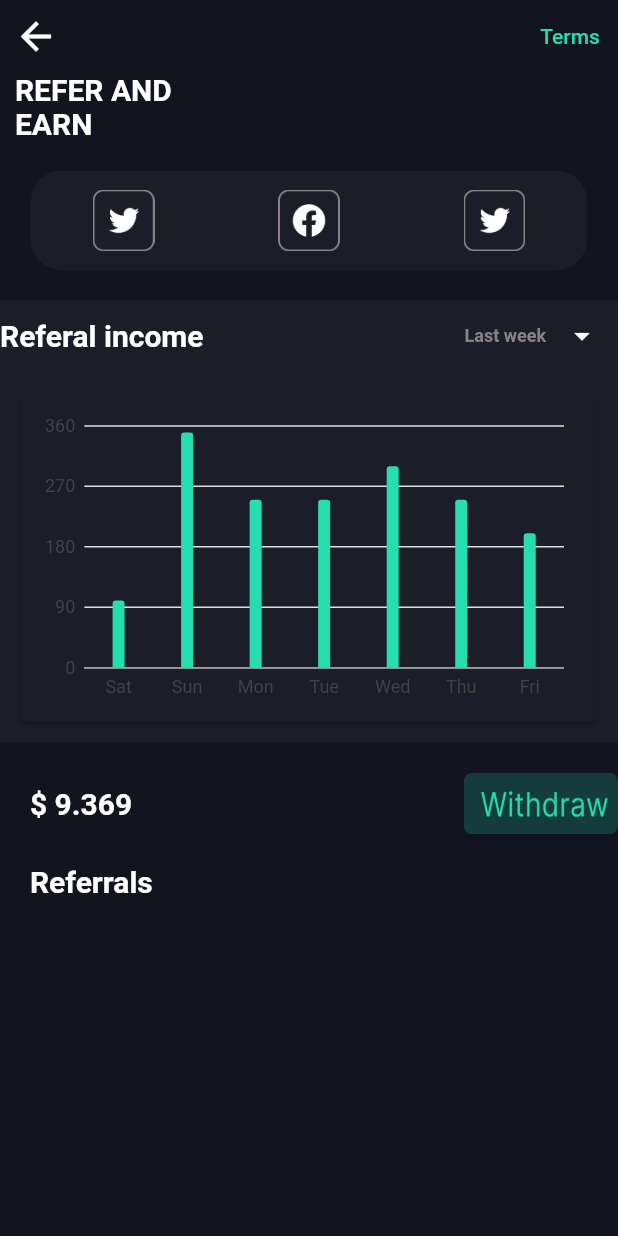
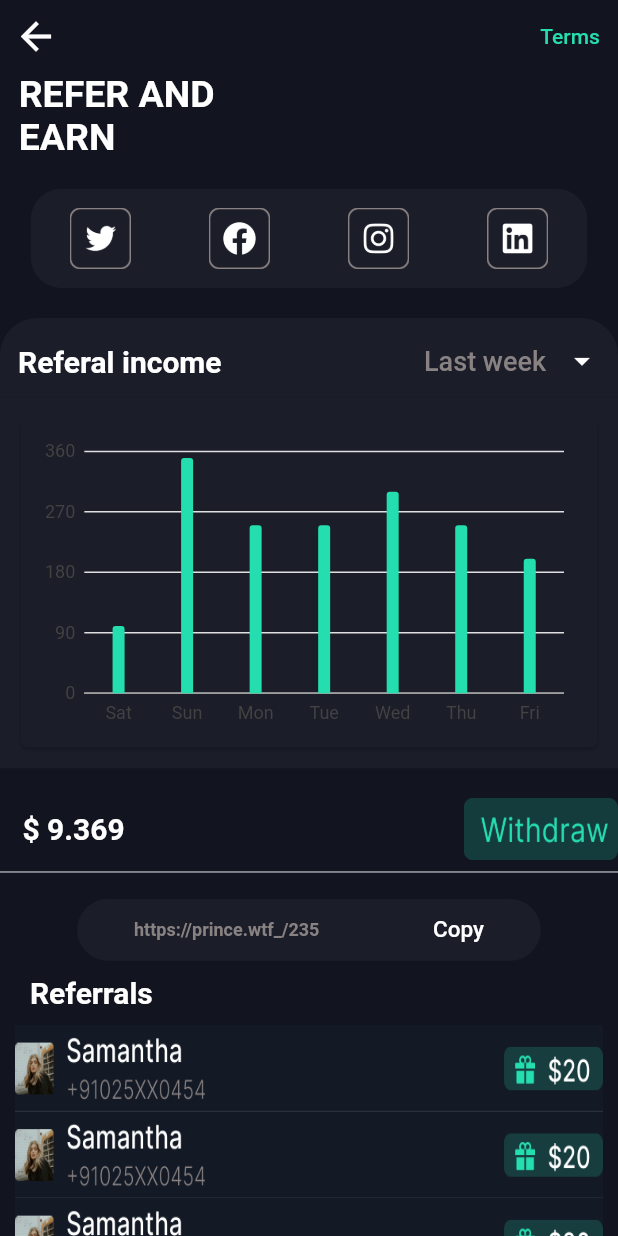
Before and after one commit to Deepakflyweis/crypto, a Flutter app: the ReferDetailsScreen screen opened directly, on a phone screen of 412 x 824 dp. Run offline on Flutter 3.47's test engine with Material 2 defaults, Android fonts, the phone set to English and light mode, and no system bars; drawn by our look-alikes of fl_chart; our stand-ins replace charts_flutter, get, sizer; missing offline and left inert: container_tab_indicator.

Commit message:
chaanges completed

```diff
--- a/lib/view/market/market_home.dart
+++ b/lib/view/market/market_home.dart
@@ -71,7 +71,6 @@ late TabController _marketController;
             ],
           ),
 
-          h1,
           tabMarket(),
           h1,
           tabViewMarket(),
@@ -108,7 +107,7 @@ late TabController _marketController;
   tabViewMarket() {
     return Container(
       height: 85.h,
-      width: 98.w,
+      width: 100.w,
         color: divclr,
                child: TabBarView(
                controller: _marketController,
--- a/lib/view/terms/refer_details.dart
+++ b/lib/view/terms/refer_details.dart
@@ -18,7 +18,6 @@ class ReferDetailsScreen extends StatefulWidget {
 }
 
 class _ReferDetailsScreenState extends State<ReferDetailsScreen> {
-
   final List<BarChartModel> data = [
     BarChartModel(
       day: 'Sat',
@@ -78,11 +77,17 @@ class _ReferDetailsScreenState extends State<ReferDetailsScreen> {
                     )),
               ],
             ),
-
-          Align(
+            const Align(
               alignment: Alignment.centerLeft,
-            child: Text('''  REFER AND
-  EARN''',style: txtStyleWB,),
+              child: Text(
+                '''  REFER AND
+  EARN''',
+                style: TextStyle(
+                  color: whiteclr,
+                  fontSize: 25,
+                  fontWeight: FontWeight.w700,
+                ),
+              ),
             ),
             h2,
             Container(
@@ -106,7 +111,12 @@ class _ReferDetailsScreenState extends State<ReferDetailsScreen> {
                     fit: BoxFit.fitHeight,
                   ),
                   Image.asset(
-                  "assets/images/tweet.png",
+                    "assets/images/insta.png",
+                    height: 5.h,
+                    fit: BoxFit.fitHeight,
+                  ),
+                  Image.asset(
+                    "assets/images/in.png",
                     height: 5.h,
                     fit: BoxFit.fitHeight,
                   ),
@@ -115,12 +125,19 @@ class _ReferDetailsScreenState extends State<ReferDetailsScreen> {
             ),
             h2,
             Container(
+              decoration: const BoxDecoration(
+                borderRadius: BorderRadius.only(
+                  topRight: Radius.circular(25),
+                  topLeft: Radius.circular(25),
+                ),
                 color: txtfieldclr,
+              ),
+              padding: EdgeInsets.fromLTRB(12, 5, 0, 0),
               child: Row(
                 children: [
                   Text("Referal income", style: txtStyleWB),
                   Spacer(),
-                Text("Last week", style: hintStyleS),
+                  Text("Last week", style: hintStyle),
                   IconButton(
                       onPressed: () {},
                       icon: Icon(
@@ -136,26 +153,69 @@ class _ReferDetailsScreenState extends State<ReferDetailsScreen> {
             h2,
             Row(
               children: [
-              Text("    \$ 9.369", style: txtStyleWB,),
+                Text(
+                  "   \$ 9.369",
+                  style: txtStyleWB,
+                ),
                 Spacer(),
-
                 Image.asset(
                   "assets/images/widraw.png",
                   height: 5.h,
                   width: 25.w,
                   fit: BoxFit.fill,
                 ),
-            Divider(color: Color(0xff898282),thickness: 1.5,),
-
               ],
             ),
-               h2,
+            const Divider(
+              color: whiteclr,
+              thickness: 0.6,
+            ),
+            h1,
+            Container(
+                width: 75.w,
+                height: 5.h,
+                decoration: BoxDecoration(
+                  borderRadius: BorderRadius.circular(32),
+                  color: txtfieldclr,
+                ),
+                child: Row(
+                  mainAxisAlignment: MainAxisAlignment.spaceAround,
+                  children: [
+                    Text(
+                      "https://prince.wtf_/235",
+                      style: hintStyleS,
+                    ),
+                    Text(
+                      "Copy",
+                      style: txtStyleN,
+                    )
+                  ],
+                )),
+            h1,
             Align(
               alignment: Alignment.centerLeft,
               child: Text("    Referrals", style: txtStyleWB),
             ),
-
+            h1,
+            SizedBox(
+              width: 95.w,
+              child: ListView.builder(
+                itemCount: 5,
+                shrinkWrap: true,
+                physics: NeverScrollableScrollPhysics(),
+                itemBuilder: (context, index) {
+                  return Image.asset(
+                    "assets/images/ref.png",
+                    height: 7.h,
+                    width: 95.w,
+                    fit: BoxFit.fill,
+                  );
+                },
+              ),
+            )
           ]),
-      )));
+        ),
+      ),
+    );
   }
 }
--- a/lib/view/traders/trader_index.dart
+++ b/lib/view/traders/trader_index.dart
@@ -53,7 +53,7 @@ late TabController _packController;
                 ],
               ),
               h2,
-              CircleAvatar(
+              const CircleAvatar(
               radius: 60,
               backgroundImage: AssetImage(
                 "assets/images/trimg.png",
```
Also changed, not shown: lib/view/feed/feed_screen.dart (+16 -12 lines), lib/view/home/home_screen.dart (+31 -21 lines), lib/view/market/market_detail.dart (+18 -8 lines), lib/view/market/market_fav.dart (+42 -30 lines), assets/images/copy.png (added), assets/images/in.png (added), assets/images/insta.png (added), assets/images/name.png (added), assets/images/ref.png (added), assets/images/usdt.png (added). Lines whose indentation alone changed are shown as unchanged.
